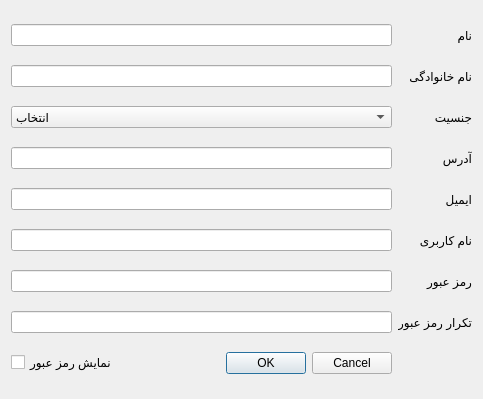
First picture: the form in signupdialog.ui, repository Alireza8hi/Project-DigiKala, before the edit.
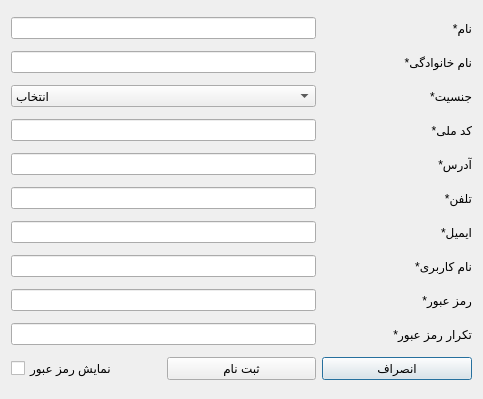
Second picture: the form after the edit.

```diff
--- a/signupdialog.ui
+++ b/signupdialog.ui
@@ -14,127 +14,162 @@
    <string>Dialog</string>
   </property>
   <layout class="QGridLayout" name="gridLayout">
-   <item row="0" column="2">
-    <widget class="QLabel" name="NameLbl">
-     <property name="text">
-      <string>نام</string>
-     </property>
-    </widget>
-   </item>
-   <item row="1" column="2">
-    <widget class="QLabel" name="FNameLbl">
-     <property name="text">
-      <string>نام خانوادگی</string>
-     </property>
-    </widget>
-   </item>
-   <item row="5" column="2">
-    <widget class="QLabel" name="UsernameLbl">
-     <property name="text">
-      <string>نام کاربری</string>
-     </property>
-    </widget>
-   </item>
-   <item row="0" column="0" colspan="2">
-    <widget class="QLineEdit" name="NameLe"/>
-   </item>
-   <item row="7" column="2">
+   <item row="9" column="2">
     <widget class="QLabel" name="PassConLbl">
      <property name="text">
-      <string>تکرار رمز عبور</string>
+      <string>تکرار رمز عبور*</string>
      </property>
     </widget>
    </item>
-   <item row="3" column="2">
-    <widget class="QLabel" name="AdressLbl">
-     <property name="text">
-      <string>آدرس</string>
-     </property>
+   <item row="4" column="0" colspan="2">
+    <widget class="QLineEdit" name="AddressLe"/>
+   </item>
+   <item row="2" column="0" colspan="2">
+    <widget class="QComboBox" name="SexCombo">
+     <item>
+      <property name="text">
+       <string>انتخاب</string>
+      </property>
+     </item>
+     <item>
+      <property name="text">
+       <string>مرد</string>
+      </property>
+     </item>
+     <item>
+      <property name="text">
+       <string>زن</string>
+      </property>
+     </item>
+     <item>
+      <property name="text">
+       <string>مایل به گفتن نیستم</string>
+      </property>
+     </item>
     </widget>
    </item>
    <item row="6" column="2">
-    <widget class="QLabel" name="PassLbl">
-     <property name="text">
-      <string>رمز عبور</string>
-     </property>
-    </widget>
-   </item>
-   <item row="4" column="2">
     <widget class="QLabel" name="EmailLbl">
      <property name="text">
-      <string>ایمیل</string>
+      <string>ایمیل*</string>
+     </property>
+    </widget>
+   </item>
+   <item row="8" column="0" colspan="2">
+    <widget class="QLineEdit" name="PassLe">
+     <property name="echoMode">
+      <enum>QLineEdit::Password</enum>
+     </property>
+    </widget>
+   </item>
+   <item row="9" column="0" colspan="2">
+    <widget class="QLineEdit" name="PassConLe">
+     <property name="echoMode">
+      <enum>QLineEdit::Password</enum>
+     </property>
+    </widget>
+   </item>
+   <item row="5" column="2">
+    <widget class="QLabel" name="PhoneLbl">
+     <property name="text">
+      <string>تلفن*</string>
      </property>
     </widget>
    </item>
    <item row="2" column="2">
     <widget class="QLabel" name="SexLbl">
      <property name="text">
-      <string>جنسیت</string>
+      <string>جنسیت*</string>
      </property>
     </widget>
    </item>
-   <item row="9" column="0">
+   <item row="11" column="0">
     <widget class="QCheckBox" name="ShowPassCB">
      <property name="text">
       <string>نمایش رمز عبور</string>
      </property>
     </widget>
    </item>
+   <item row="1" column="2">
+    <widget class="QLabel" name="FNameLbl">
+     <property name="text">
+      <string>نام خانوادگی*</string>
+     </property>
+    </widget>
+   </item>
+   <item row="11" column="2">
+    <widget class="QPushButton" name="CancelBtn">
+     <property name="text">
+      <string>انصراف</string>
+     </property>
+    </widget>
+   </item>
+   <item row="8" column="2">
+    <widget class="QLabel" name="PassLbl">
+     <property name="text">
+      <string>رمز عبور*</string>
+     </property>
+    </widget>
+   </item>
    <item row="7" column="0" colspan="2">
-    <widget class="QLineEdit" name="PassConLe">
-     <property name="echoMode">
-      <enum>QLineEdit::Password</enum>
-     </property>
-    </widget>
-   </item>
-   <item row="9" column="1">
-    <widget class="QDialogButtonBox" name="buttonBox">
-     <property name="orientation">
-      <enum>Qt::Horizontal</enum>
-     </property>
-     <property name="standardButtons">
-      <set>QDialogButtonBox::Cancel|QDialogButtonBox::Ok</set>
-     </property>
-    </widget>
-   </item>
-   <item row="6" column="0" colspan="2">
-    <widget class="QLineEdit" name="PassLe">
-     <property name="echoMode">
-      <enum>QLineEdit::Password</enum>
-     </property>
-    </widget>
-   </item>
-   <item row="5" column="0" colspan="2">
     <widget class="QLineEdit" name="UsernameLe"/>
    </item>
-   <item row="4" column="0" colspan="2">
+   <item row="6" column="0" colspan="2">
     <widget class="QLineEdit" name="EmailLe"/>
    </item>
+   <item row="11" column="1">
+    <widget class="QPushButton" name="OkBtn">
+     <property name="text">
+      <string>ثبت نام</string>
+     </property>
+    </widget>
+   </item>
+   <item row="0" column="2">
+    <widget class="QLabel" name="NameLbl">
+     <property name="text">
+      <string>نام*</string>
+     </property>
+    </widget>
+   </item>
+   <item row="4" column="2">
+    <widget class="QLabel" name="AdressLbl">
+     <property name="text">
+      <string>آدرس*</string>
+     </property>
+    </widget>
+   </item>
+   <item row="7" column="2">
+    <widget class="QLabel" name="UsernameLbl">
+     <property name="text">
+      <string>نام کاربری*</string>
+     </property>
+    </widget>
+   </item>
+   <item row="5" column="0" colspan="2">
+    <widget class="QLineEdit" name="PhoneLe"/>
+   </item>
+   <item row="0" column="0" colspan="2">
+    <widget class="QLineEdit" name="NameLe">
+     <property name="locale">
+      <locale language="Persian" country="Iran"/>
+     </property>
+    </widget>
+   </item>
+   <item row="3" column="2">
+    <widget class="QLabel" name="NationalCodeLbl">
+     <property name="text">
+      <string>کد ملی*</string>
+     </property>
+    </widget>
+   </item>
    <item row="3" column="0" colspan="2">
-    <widget class="QLineEdit" name="AddressLE"/>
-   </item>
-   <item row="2" column="0" colspan="2">
-    <widget class="QComboBox" name="SexCombo">
-     <item>
-      <property name="text">
-       <string>انتخاب</string>
-      </property>
-     </item>
-     <item>
-      <property name="text">
-       <string>مرد</string>
-      </property>
-     </item>
-     <item>
-      <property name="text">
-       <string>زن</string>
-      </property>
-     </item>
-     <item>
-      <property name="text">
-       <string>مایل به گفتن نیستم</string>
-      </property>
-     </item>
+    <widget class="QLineEdit" name="NationalCodeLe">
+     <property name="inputMethodHints">
+      <set>Qt::ImhNone</set>
+     </property>
+     <property name="maxLength">
+      <number>10</number>
+     </property>
     </widget>
    </item>
    <item row="1" column="0" colspan="2">
```
Left out of the diff: 36 changed lines with no effect on the pictures.
